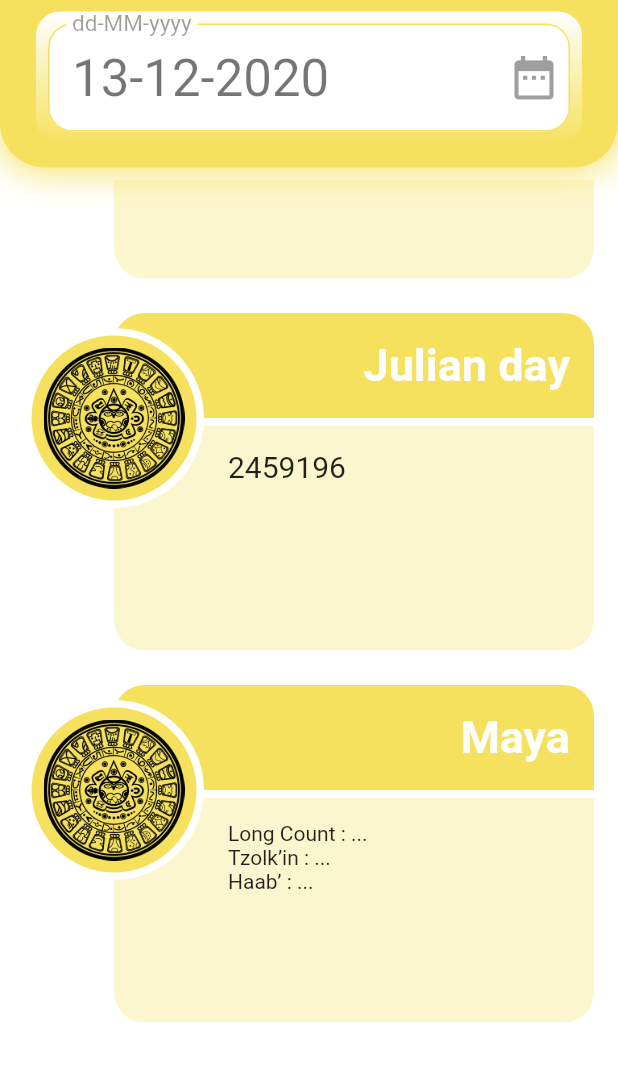
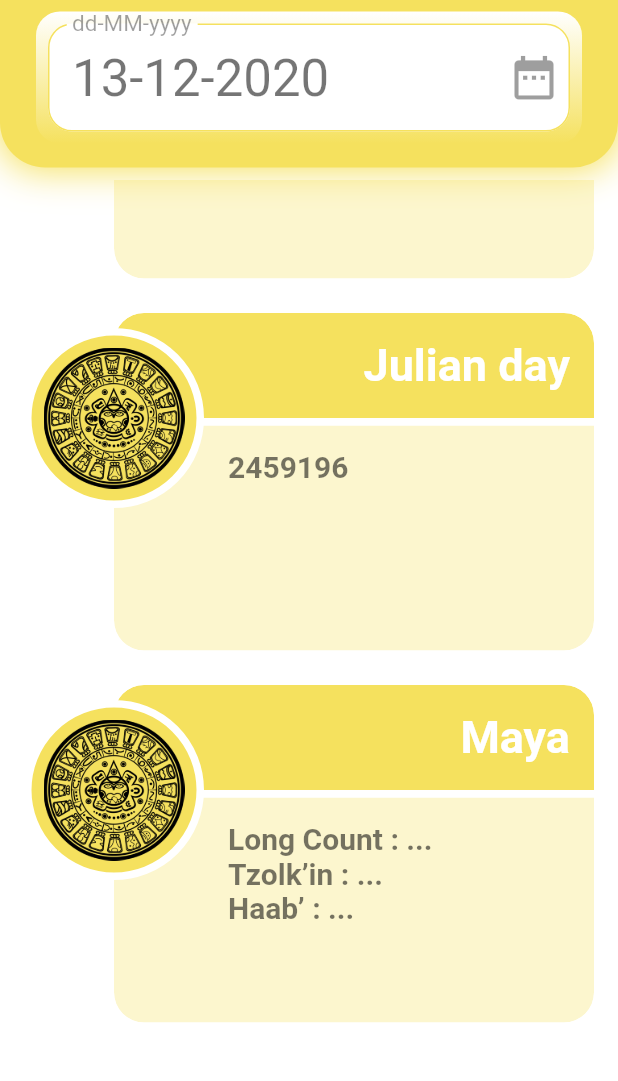
Before and after one commit to nick990/CalendarConverter, a Flutter app: the screen it shows after launch, scrolled down 175 dp, on a phone screen of 412 x 824 dp, the part 155-1236 px from its top. Run offline on Flutter 3.47's test engine with Material 2 defaults, Android fonts, the phone set to English and light mode, and no system bars.

Commit message:
import fix

```diff
--- a/lib/components/calendar_items/french_republican.dart
+++ b/lib/components/calendar_items/french_republican.dart
@@ -1,11 +1,10 @@
 import 'package:calendar_converter/components/calendar_items/calendar_item.dart';
 import 'package:calendar_converter/providers/data_provider.dart';
 import 'package:calendar_converter/providers/settings_provider.dart';
+import 'package:calendar_converter/theme/theme_utils.dart';
 import 'package:flutter/material.dart';
 import 'package:provider/provider.dart';
 import 'package:intl/intl.dart';
-
-import 'caledar_item_widget.dart';
 
 class FrenchRepublicanCalendarItemWidget extends StatelessWidget {
   DateTime _date;
@@ -19,7 +18,10 @@ class FrenchRepublicanCalendarItemWidget extends StatelessWidget {
     return CalendarItem(
       titleText: 'French Republican',
       imageAsset: 'assets/images/napoleon.png',
-      body: Text(_format.format(_date)),
+      body: Text(
+        _format.format(_date),
+        style: ThemeUtils.cardBodyTextStyle,
+      ),
     );
   }
 }
--- a/lib/components/calendar_items/julian_day.dart
+++ b/lib/components/calendar_items/julian_day.dart
@@ -1,9 +1,8 @@
 import 'package:calendar_converter/components/calendar_items/calendar_item.dart';
 import 'package:calendar_converter/providers/data_provider.dart';
+import 'package:calendar_converter/theme/theme_utils.dart';
 import 'package:flutter/material.dart';
 import 'package:provider/provider.dart';
-
-import 'caledar_item_widget.dart';
 
 class JulianDayCalendarItemWidget extends StatelessWidget {
   DateTime _date;
@@ -28,9 +27,7 @@ class JulianDayCalendarItemWidget extends StatelessWidget {
       children: [
         Text(
           "$_julianDay",
-          style: TextStyle(
-            fontSize: 20,
-          ),
+          style: ThemeUtils.cardBodyTextStyle,
         ),
       ],
     );
--- a/lib/components/calendar_items/maya.dart
+++ b/lib/components/calendar_items/maya.dart
@@ -1,10 +1,9 @@
 import 'package:calendar_converter/components/calendar_items/calendar_item.dart';
 import 'package:calendar_converter/providers/data_provider.dart';
+import 'package:calendar_converter/theme/theme_utils.dart';
 import 'package:flutter/material.dart';
 import 'package:provider/provider.dart';
 import 'package:intl/intl.dart';
-
-import 'caledar_item_widget.dart';
 
 class MayaCalendarItemWidget extends StatelessWidget {
   DateTime _date;
@@ -18,9 +17,18 @@ class MayaCalendarItemWidget extends StatelessWidget {
     var body = Column(
       crossAxisAlignment: CrossAxisAlignment.start,
       children: [
-        Text('Long Count : ...'),
-        Text('Tzolkʼin : ...'),
-        Text('Haabʼ : ...'),
+        Text(
+          'Long Count : ...',
+          style: ThemeUtils.cardBodyTextStyle,
+        ),
+        Text(
+          'Tzolkʼin : ...',
+          style: ThemeUtils.cardBodyTextStyle,
+        ),
+        Text(
+          'Haabʼ : ...',
+          style: ThemeUtils.cardBodyTextStyle,
+        ),
       ],
     );
 
--- a/lib/theme/theme_utils.dart
+++ b/lib/theme/theme_utils.dart
@@ -15,9 +15,9 @@ class ThemeUtils {
   static const Color titleColor = Colors.white;
   static const Color ScaffoldBackground = Colors.white;
 
-  static final TextStyle CalendarTitleStyle = TextStyle(
-    color: Colors.white,
-    fontSize: 40,
+  static final TextStyle cardBodyTextStyle = TextStyle(
+    color: Colors.black54,
+    fontSize: 20,
     fontWeight: FontWeight.bold,
   );
 
```
